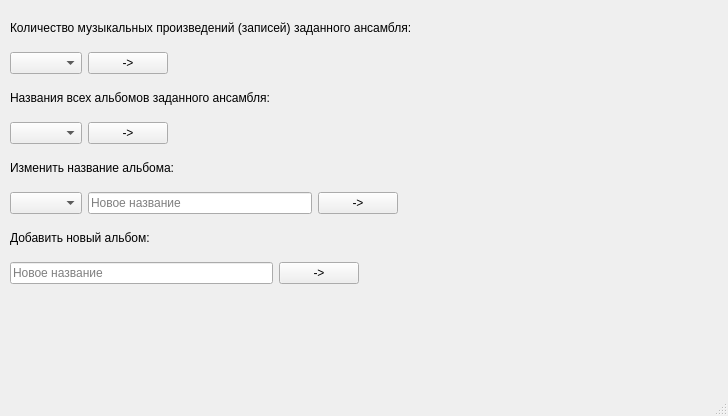
Above: mydesign.ui from JustProger/db_course_work before the change. Below: the same form after it.
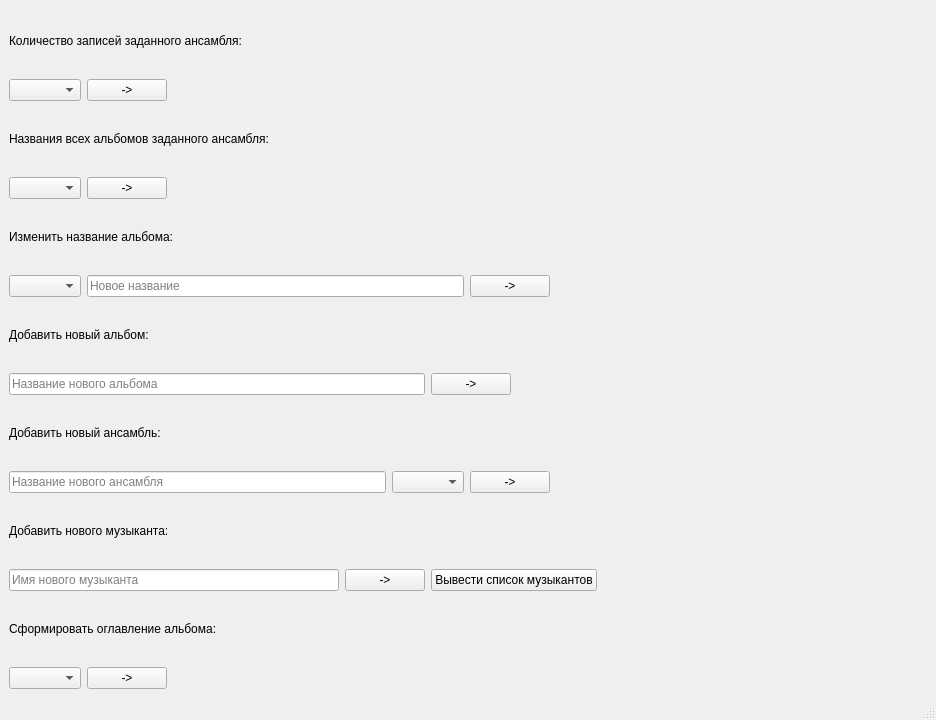
That is the form after the change. Custom widgets are drawn as their Qt base class.

What changed in the file:
```diff
--- a/mydesign.ui
+++ b/mydesign.ui
@@ -6,28 +6,33 @@
    <rect>
     <x>0</x>
     <y>0</y>
-    <width>728</width>
-    <height>416</height>
+    <width>936</width>
+    <height>720</height>
    </rect>
   </property>
+  <property name="minimumSize">
+   <size>
+    <width>936</width>
+    <height>720</height>
+   </size>
+  </property>
   <property name="windowTitle">
    <string>MainWindow</string>
   </property>
   <widget class="QWidget" name="centralwidget">
-   <widget class="QWidget" name="verticalLayoutWidget">
-    <property name="geometry">
-     <rect>
-      <x>10</x>
-      <y>10</y>
-      <width>654</width>
-      <height>64</height>
-     </rect>
-    </property>
+   <property name="minimumSize">
+    <size>
+     <width>936</width>
+     <height>666</height>
+    </size>
+   </property>
+   <layout class="QVBoxLayout" name="verticalLayout_8">
+    <item>
     <layout class="QVBoxLayout" name="verticalLayout">
      <item>
       <widget class="QLabel" name="label">
        <property name="text">
-        <string>Количество музыкальных произведений (записей) заданного ансамбля:</string>
+         <string>Количество записей заданного ансамбля:</string>
        </property>
        <property name="textFormat">
         <enum>Qt::AutoText</enum>
@@ -65,16 +70,8 @@
       </layout>
      </item>
     </layout>
-   </widget>
-   <widget class="QWidget" name="verticalLayoutWidget_2">
-    <property name="geometry">
-     <rect>
-      <x>10</x>
-      <y>80</y>
-      <width>419</width>
-      <height>64</height>
-     </rect>
-    </property>
+    </item>
+    <item>
     <layout class="QVBoxLayout" name="verticalLayout_2">
      <item>
       <widget class="QLabel" name="label_2">
@@ -117,16 +114,8 @@
       </layout>
      </item>
     </layout>
-   </widget>
-   <widget class="QWidget" name="verticalLayoutWidget_3">
-    <property name="geometry">
-     <rect>
-      <x>10</x>
-      <y>150</y>
-      <width>611</width>
-      <height>64</height>
-     </rect>
-    </property>
+    </item>
+    <item>
     <layout class="QVBoxLayout" name="verticalLayout_3">
      <item>
       <widget class="QLabel" name="label_3">
@@ -185,16 +174,8 @@
       </layout>
      </item>
     </layout>
-   </widget>
-   <widget class="QWidget" name="verticalLayoutWidget_4">
-    <property name="geometry">
-     <rect>
-      <x>10</x>
-      <y>220</y>
-      <width>611</width>
-      <height>64</height>
-     </rect>
-    </property>
+    </item>
+    <item>
     <layout class="QVBoxLayout" name="verticalLayout_4">
      <item>
       <widget class="QLabel" name="label_4">
@@ -216,11 +197,14 @@
            <height>0</height>
           </size>
          </property>
+          <property name="text">
+           <string/>
+          </property>
          <property name="cursorPosition">
           <number>0</number>
          </property>
          <property name="placeholderText">
-          <string>Новое название</string>
+           <string>Название нового альбома</string>
          </property>
         </widget>
        </item>
@@ -250,7 +234,176 @@
       </layout>
      </item>
     </layout>
-   </widget>
+    </item>
+    <item>
+     <layout class="QVBoxLayout" name="verticalLayout_5">
+      <item>
+       <widget class="QLabel" name="label_5">
+        <property name="text">
+         <string>Добавить новый ансамбль:</string>
+        </property>
+        <property name="textFormat">
+         <enum>Qt::AutoText</enum>
+        </property>
+       </widget>
+      </item>
+      <item>
+       <layout class="QHBoxLayout" name="horizontalLayout_5">
+        <item>
+         <widget class="QLineEdit" name="lineEdit_3">
+          <property name="minimumSize">
+           <size>
+            <width>150</width>
+            <height>0</height>
+           </size>
+          </property>
+          <property name="cursorPosition">
+           <number>0</number>
+          </property>
+          <property name="placeholderText">
+           <string>Название нового ансамбля</string>
+          </property>
+         </widget>
+        </item>
+        <item>
+         <widget class="KComboBox" name="kcombobox_5"/>
+        </item>
+        <item>
+         <widget class="QPushButton" name="pushButton_5">
+          <property name="enabled">
+           <bool>true</bool>
+          </property>
+          <property name="text">
+           <string>-&gt;</string>
+          </property>
+         </widget>
+        </item>
+        <item>
+         <spacer name="horizontalSpacer_5">
+          <property name="orientation">
+           <enum>Qt::Horizontal</enum>
+          </property>
+          <property name="sizeHint" stdset="0">
+           <size>
+            <width>40</width>
+            <height>20</height>
+           </size>
+          </property>
+         </spacer>
+        </item>
+       </layout>
+      </item>
+     </layout>
+    </item>
+    <item>
+     <layout class="QVBoxLayout" name="verticalLayout_6">
+      <item>
+       <widget class="QLabel" name="label_6">
+        <property name="text">
+         <string>Добавить нового музыканта:</string>
+        </property>
+        <property name="textFormat">
+         <enum>Qt::AutoText</enum>
+        </property>
+       </widget>
+      </item>
+      <item>
+       <layout class="QHBoxLayout" name="horizontalLayout_6">
+        <item>
+         <widget class="QLineEdit" name="lineEdit_4">
+          <property name="minimumSize">
+           <size>
+            <width>150</width>
+            <height>0</height>
+           </size>
+          </property>
+          <property name="cursorPosition">
+           <number>0</number>
+          </property>
+          <property name="placeholderText">
+           <string>Имя нового музыканта</string>
+          </property>
+         </widget>
+        </item>
+        <item>
+         <widget class="QPushButton" name="pushButton_6">
+          <property name="enabled">
+           <bool>true</bool>
+          </property>
+          <property name="text">
+           <string>-&gt;</string>
+          </property>
+         </widget>
+        </item>
+        <item>
+         <widget class="QPushButton" name="pushButton_8">
+          <property name="text">
+           <string>Вывести список музыкантов</string>
+          </property>
+         </widget>
+        </item>
+        <item>
+         <spacer name="horizontalSpacer_6">
+          <property name="orientation">
+           <enum>Qt::Horizontal</enum>
+          </property>
+          <property name="sizeHint" stdset="0">
+           <size>
+            <width>40</width>
+            <height>20</height>
+           </size>
+          </property>
+         </spacer>
+        </item>
+       </layout>
+      </item>
+     </layout>
+    </item>
+    <item>
+     <layout class="QVBoxLayout" name="verticalLayout_7">
+      <item>
+       <widget class="QLabel" name="label_7">
+        <property name="text">
+         <string>Сформировать оглавление альбома:</string>
+        </property>
+        <property name="textFormat">
+         <enum>Qt::AutoText</enum>
+        </property>
+       </widget>
+      </item>
+      <item>
+       <layout class="QHBoxLayout" name="horizontalLayout_7">
+        <item>
+         <widget class="KComboBox" name="kcombobox_4"/>
+        </item>
+        <item>
+         <widget class="QPushButton" name="pushButton_7">
+          <property name="enabled">
+           <bool>true</bool>
+          </property>
+          <property name="text">
+           <string>-&gt;</string>
+          </property>
+         </widget>
+        </item>
+        <item>
+         <spacer name="horizontalSpacer_7">
+          <property name="orientation">
+           <enum>Qt::Horizontal</enum>
+          </property>
+          <property name="sizeHint" stdset="0">
+           <size>
+            <width>40</width>
+            <height>20</height>
+           </size>
+          </property>
+         </spacer>
+        </item>
+       </layout>
+      </item>
+     </layout>
+    </item>
+   </layout>
   </widget>
   <widget class="QMenuBar" name="menubar">
    <property name="geometry">
```
Left out of the diff: 2 changed lines with no effect on the pictures. Lines whose indentation alone changed are shown as unchanged.
